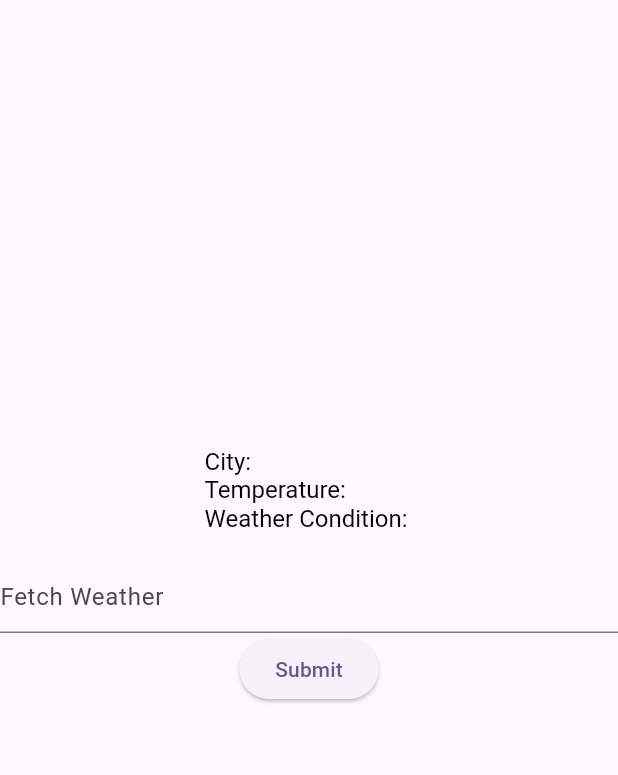
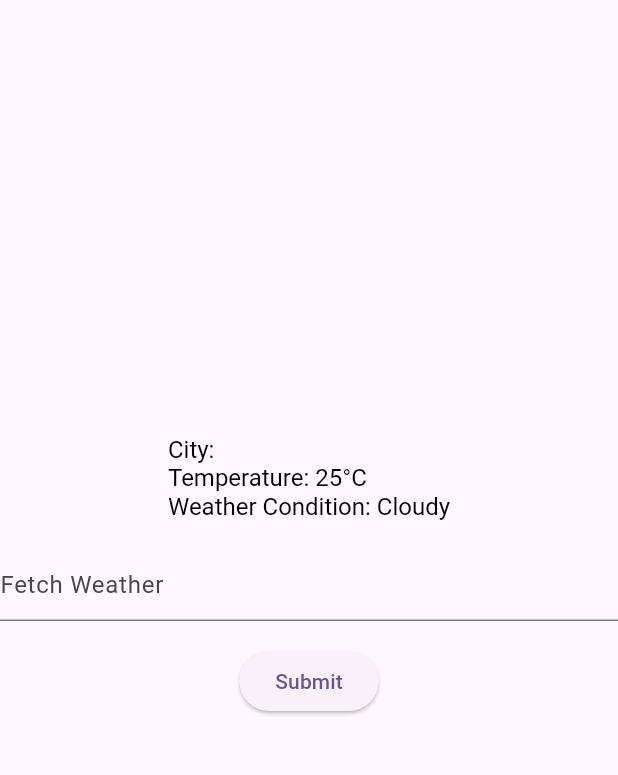
Before and after one commit to RezRak/MADWeatherApp, a Flutter app: the screen it shows after launch, after a tap on "Submit", on a phone screen of 412 x 824 dp, the part 84-859 px from its top. Run offline on Flutter 3.47's test engine with Material 3 defaults, Android fonts, the phone set to English and light mode, and no system bars.

```diff
--- a/lib/main.dart
+++ b/lib/main.dart
@@ -1,3 +1,5 @@
+import 'dart:math';
+
 import 'package:flutter/material.dart';
 
 void main() {
@@ -58,6 +60,17 @@ class _MyHomePageState extends State<MyHomePage> {
   TextEditingController _controller = TextEditingController();
 
   String userCity = '';
+  int temperature = 0;
+  String weatherCondition = '';
+  var wConditions = ["Sunny", "Cloudy", "Rainy"];
+
+  updateInfo(userCity) {
+    setState(() {
+      this.userCity = userCity;
+      temperature = Random().nextInt(15) + 15;
+      weatherCondition = wConditions[Random().nextInt(wConditions.length)];
+    });
+  }
 
   @override
   Widget build(BuildContext context) {
@@ -101,15 +114,15 @@ class _MyHomePageState extends State<MyHomePage> {
                 style: TextStyle(fontSize: 16.0, color: Colors.black),
                 children: [
                   TextSpan(
-                    text: 'City: \n',
+                    text: 'City: $userCity\n',
 
                   ),
                   TextSpan(
-                    text: 'Temperature: \n',
+                    text: 'Temperature: $temperature°C\n',
 
                   ),
                   TextSpan(
-                    text: 'Weather Condition: \n',
+                    text: 'Weather Condition: $weatherCondition\n',
 
                   ),
                 ],
@@ -122,8 +135,11 @@ class _MyHomePageState extends State<MyHomePage> {
                 hintText: 'Fetch Weather'
               ),
             ),
+
+            SizedBox(height: 16),
+
             ElevatedButton(
-              onPressed: () {userCity = _controller.text;},
+              onPressed: () {updateInfo(_controller.text);},
               child: Text('Submit')
             ),
           ],
```
